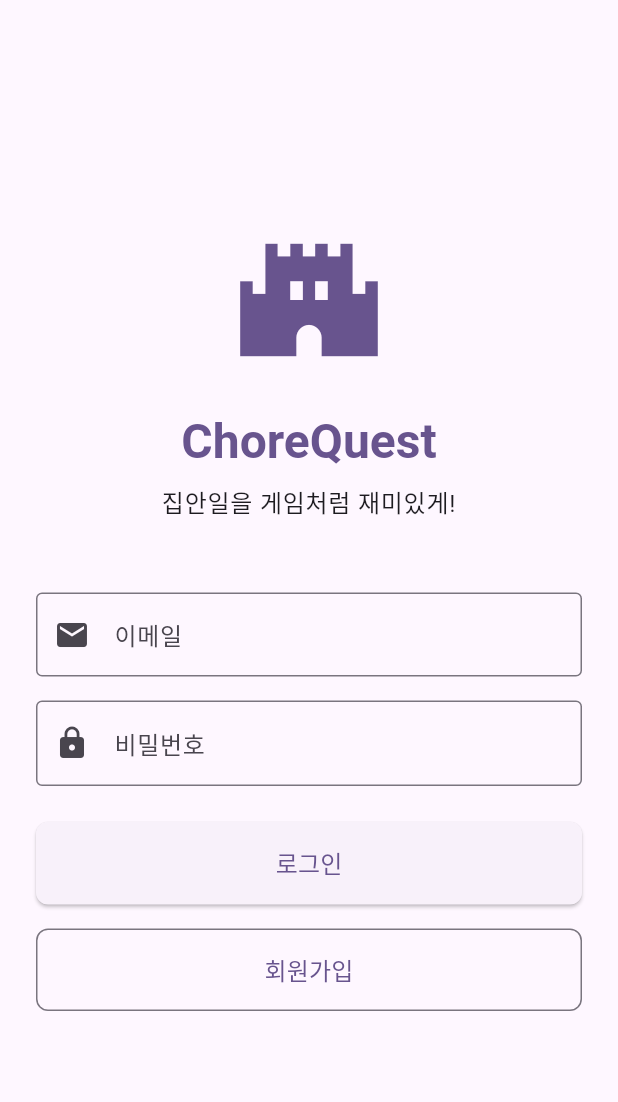
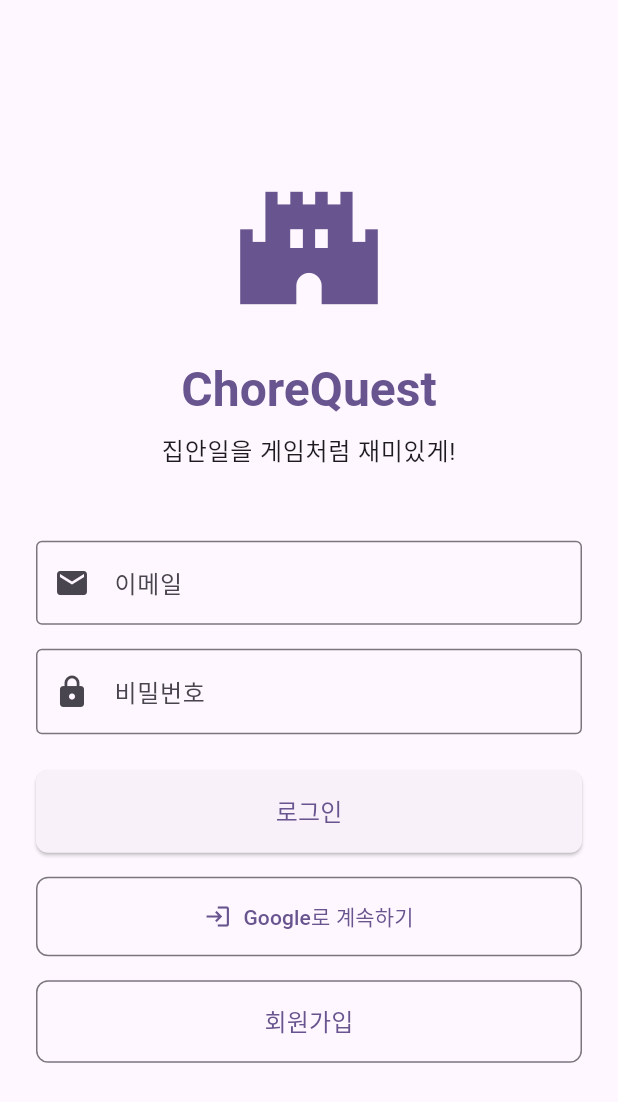
Before and after one commit to ingyeomnote/chorequest, a Flutter app: the screen it shows after launch, on a phone screen of 412 x 824 dp. Shown: the top 1102 px of the screen. Run offline on Flutter 3.47's test engine with Material 3 defaults, Android fonts, the light colour scheme and no system bars; our stand-ins replace cloud_firestore, firebase_auth, firebase_core, firebase_storage, flutter_animate, flutter_local_notifications and 5 more; accounts and stored records are empty; generated files the repository leaves out were written again.

Commit message:
feat: Add Google Sign-In to Login Screen

```diff
--- a/lib/screens/auth/login_screen.dart
+++ b/lib/screens/auth/login_screen.dart
@@ -141,6 +141,35 @@ class _LoginScreenState extends State<LoginScreen> {
                         : const Text('로그인', style: TextStyle(fontSize: 16)),
                   ),
                   const SizedBox(height: 16),
+                  OutlinedButton.icon(
+                    onPressed: _isLoading ? null : () async {
+                      setState(() => _isLoading = true);
+                      try {
+                        final authProvider = context.read<AuthProvider>();
+                        await authProvider.signInWithGoogle();
+                        if (!mounted) return;
+                        Navigator.of(context).pushReplacementNamed('/home');
+                      } catch (e) {
+                        if (!mounted) return;
+                        ScaffoldMessenger.of(context).showSnackBar(
+                          SnackBar(content: Text('Google 로그인 실패: $e')),
+                        );
+                      } finally {
+                        if (mounted) {
+                          setState(() => _isLoading = false);
+                        }
+                      }
+                    },
+                    icon: const Icon(Icons.login), // Replace with Google icon asset if available
+                    label: const Text('Google로 계속하기'),
+                    style: OutlinedButton.styleFrom(
+                      padding: const EdgeInsets.symmetric(vertical: 16),
+                      shape: RoundedRectangleBorder(
+                        borderRadius: BorderRadius.circular(8),
+                      ),
+                    ),
+                  ),
+                  const SizedBox(height: 16),
                   OutlinedButton(
                     onPressed: () {
                       Navigator.of(context).push(
```
